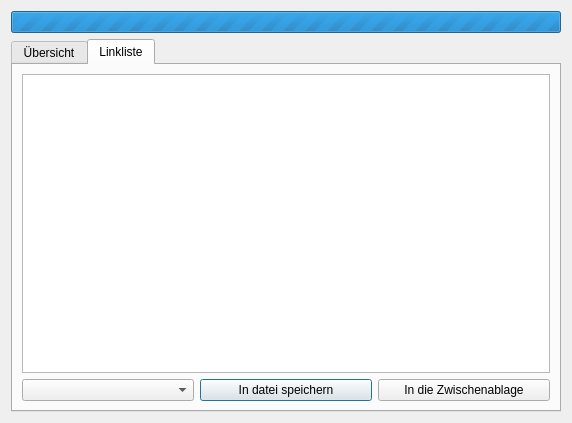
Arvedui/picup, file picup/ui_files/LinkDialog.ui: the form before one commit.
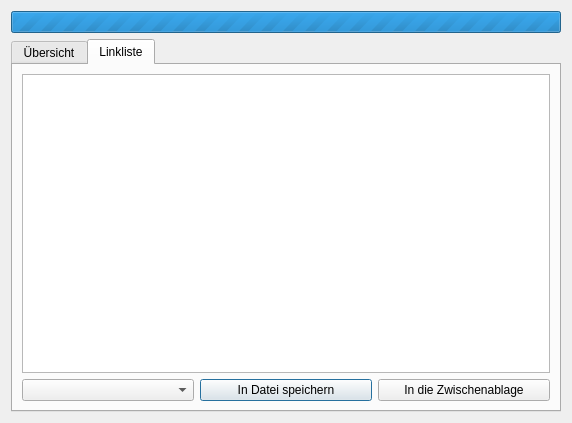
The form after the commit. The open tabs and pages were chosen to show the change.

Commit message: added link list

Patch:
```diff
--- a/picup/ui_files/LinkDialog.ui
+++ b/picup/ui_files/LinkDialog.ui
@@ -113,7 +113,7 @@
        <item row="1" column="1">
         <widget class="QPushButton" name="pushButton_save_to_file_">
          <property name="text">
-          <string>In datei speichern</string>
+          <string>In Datei speichern</string>
          </property>
         </widget>
        </item>
```
Left out of the diff: 9 changed lines with no effect on the pictures. The commit also changes 2 other files.
